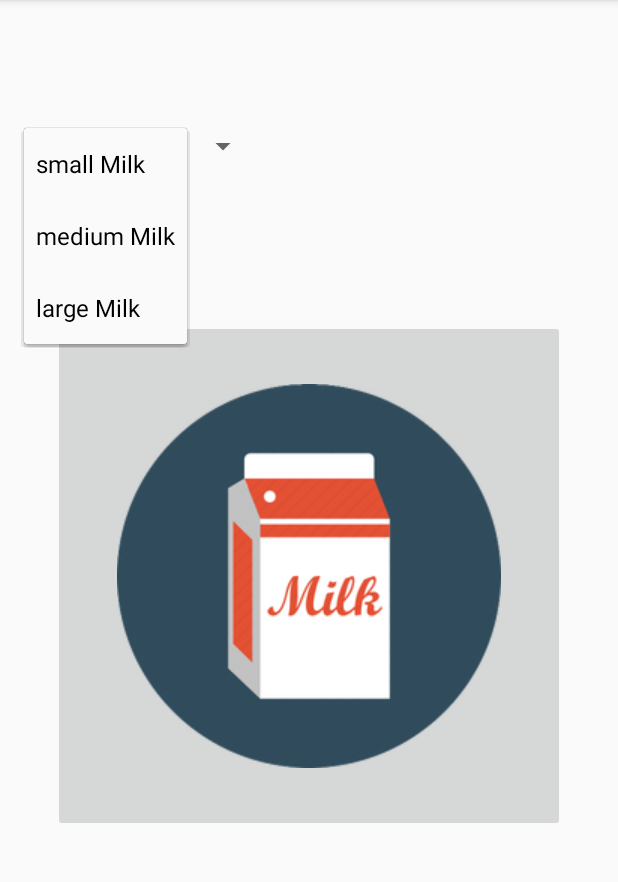
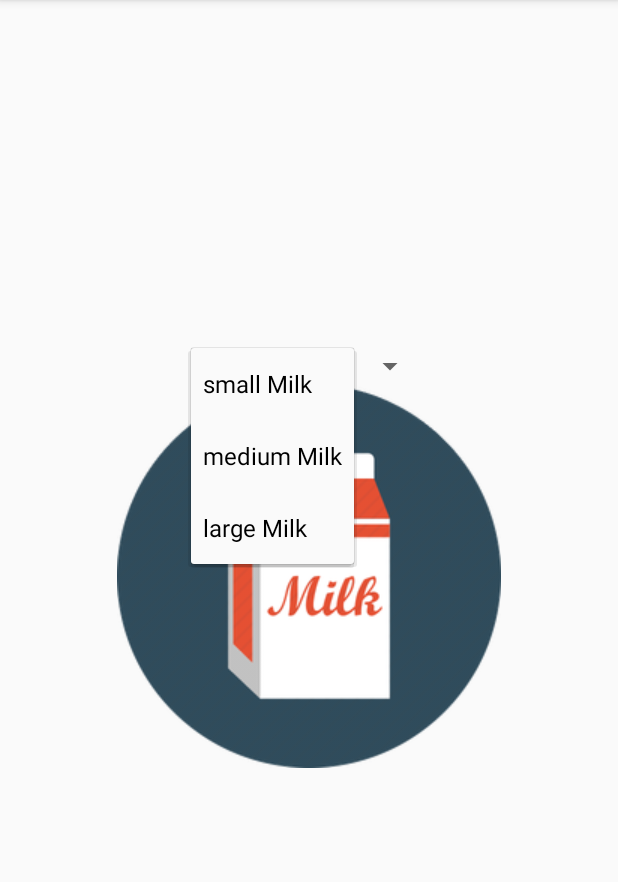
Before and after one commit to Gabsii/DailyMilk, an Android app: the MainActivity screen opened directly, with no data from a screen before it, after a tap on "small Milk", on a phone screen of 412 x 824 dp, the part 84-966 px from its top. Run offline under Robolectric (Android 15) with nearby library versions, the phone set to English and light mode, and no system bars.

Commit message:
bild fix

```diff
--- a/app/src/main/java/dailymilk/com/dailymilk/BackgroundWorker.java
+++ b/app/src/main/java/dailymilk/com/dailymilk/BackgroundWorker.java
@@ -4,7 +4,6 @@ import android.app.AlertDialog;
 import android.content.Context;
 import android.content.Intent;
 import android.os.AsyncTask;
-import android.renderscript.ScriptGroup;
 import android.content.Intent;
 import android.widget.Toast;
 
--- a/app/src/main/java/dailymilk/com/dailymilk/LoginActivity.java
+++ b/app/src/main/java/dailymilk/com/dailymilk/LoginActivity.java
@@ -1,12 +1,9 @@
 package dailymilk.com.dailymilk;
 
-import android.content.Intent;
 import android.support.v7.app.AppCompatActivity;
 import android.os.Bundle;
 import android.view.View;
 import android.widget.EditText;
-
-import dailymilk.com.dailymilk.User.MainActivity;
 
 public class LoginActivity extends AppCompatActivity {
 
--- a/app/src/main/java/dailymilk/com/dailymilk/User/MainActivity.java
+++ b/app/src/main/java/dailymilk/com/dailymilk/User/MainActivity.java
@@ -1,20 +1,14 @@
 package dailymilk.com.dailymilk.User;
 
 import android.content.Intent;
-import android.os.StrictMode;
 import android.support.v7.app.AppCompatActivity;
 import android.os.Bundle;
 import android.view.View;
 import android.widget.AdapterView;
-import android.widget.ArrayAdapter;
 import android.widget.Spinner;
 import android.widget.TextView;
-
-import java.sql.Time;
 import java.text.SimpleDateFormat;
-import java.util.Calendar;
 import java.util.Date;
-import java.util.GregorianCalendar;
 
 import dailymilk.com.dailymilk.BackgroundWorker;
 import dailymilk.com.dailymilk.R;
--- a/app/src/main/res/layout/activity_main.xml
+++ b/app/src/main/res/layout/activity_main.xml
@@ -10,6 +10,24 @@
     android:paddingTop="@dimen/activity_vertical_margin"
     tools:context="dailymilk.com.dailymilk.User.MainActivity">
 
+    <ImageButton
+        android:id="@+id/imageButton"
+        android:layout_centerVertical="true"
+        android:layout_centerHorizontal="true"
+        android:src="@drawable/dailymilk"
+        android:onClick="onOrder"
+        android:background="@null"
+        android:layout_height="wrap_content"
+        android:layout_width="wrap_content"/>
+
+    <Spinner
+        android:layout_width="wrap_content"
+        android:layout_height="wrap_content"
+        android:id="@+id/spinner"
+        android:entries="@array/drinks"
+        android:layout_above="@+id/imageButton"
+        android:layout_centerHorizontal="true" />
+
     <TextView
         android:layout_width="wrap_content"
         android:layout_height="wrap_content"
@@ -17,25 +35,7 @@
         android:text="Username"
         android:id="@+id/Username"
         android:layout_alignParentTop="true"
-        android:layout_alignParentLeft="true"
-        android:layout_alignParentStart="true" />
-
-    <Spinner
-        android:layout_width="wrap_content"
-        android:layout_height="wrap_content"
-        android:id="@+id/spinner"
-        android:entries="@array/drinks"
-        android:layout_below="@+id/Username"
-        android:layout_marginTop="40dp" />
-
-    <ImageButton
-        android:id="@+id/imageButton"
-        android:layout_centerVertical="true"
-        android:layout_centerHorizontal="true"
-        android:src="@drawable/dailymilk"
-        android:onClick="onOrder"
-        android:layout_width="512px"
-        android:layout_height="512px" />
+        android:layout_centerHorizontal="true" />
 
 
 </RelativeLayout>
```
